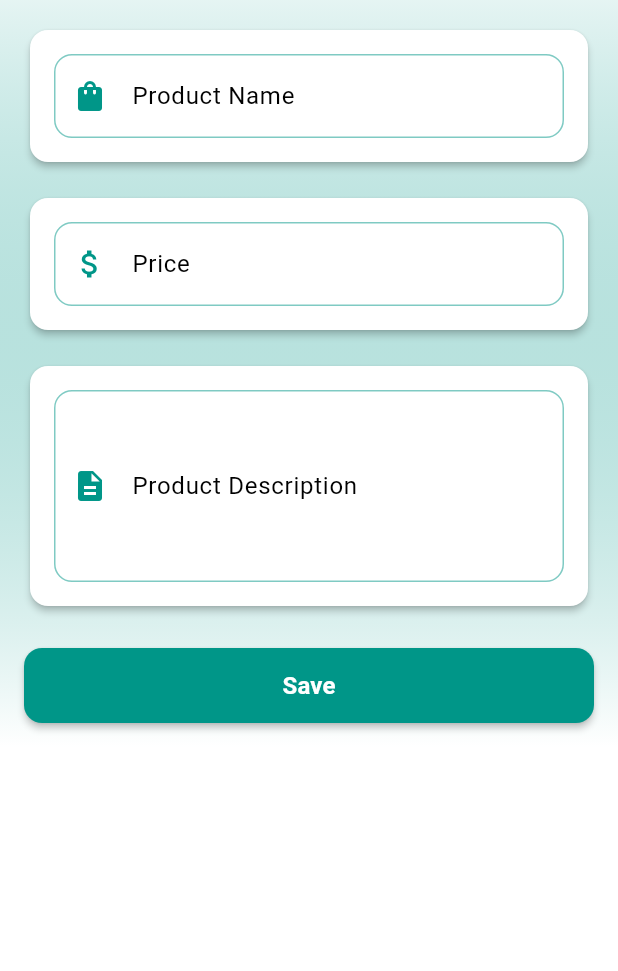
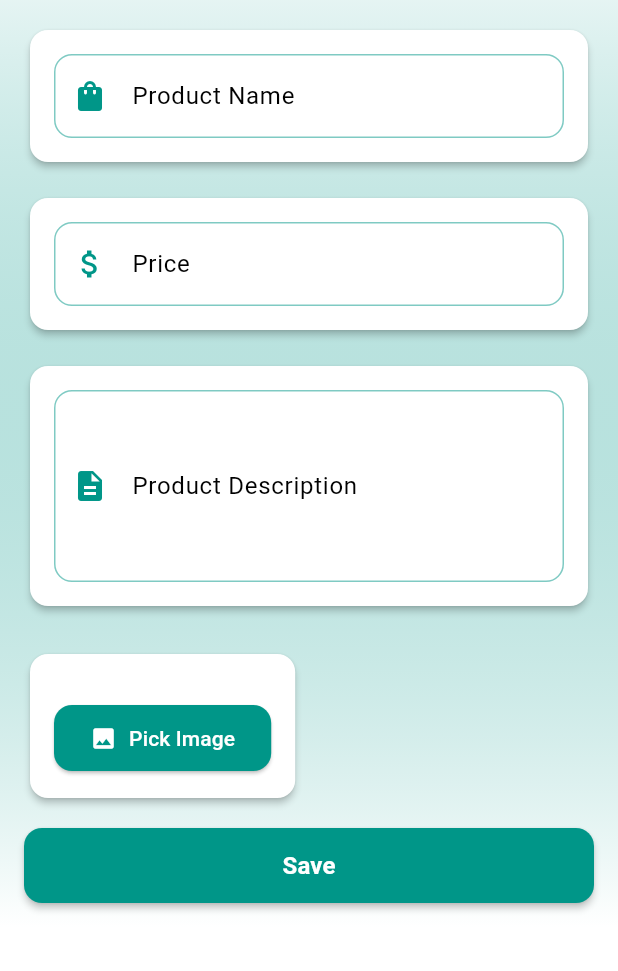
Before and after one commit to arshqiii/SiniBeli-mobile, a Flutter app: the ProductPage screen opened directly, in the side drawer, after a tap on "Tambah Product", on a phone screen of 412 x 824 dp, the part 84-1055 px from its top. Run offline on Flutter 3.47's test engine with Material 3 defaults, Android fonts, the light colour scheme and no system bars; our stand-ins replace image_picker; missing offline and left inert: pbp_django_auth.

Commit message:
added image_picker

```diff
--- a/lib/screens/list_product.dart
+++ b/lib/screens/list_product.dart
@@ -14,11 +14,7 @@ class ProductPage extends StatefulWidget {
 class _ProductState extends State<ProductPage> {
   Future<List<Product>> fetchProduct(CookieRequest request) async {
     final response = await request.get('http://127.0.0.1:8000/json/');
-
-    // Melakukan decode response menjadi bentuk json
     var data = response;
-
-    // Melakukan konversi data json menjadi object Product
     List<Product> listProduct = [];
     for (var d in data) {
       if (d != null) {
@@ -33,7 +29,15 @@ class _ProductState extends State<ProductPage> {
     final request = context.watch<CookieRequest>();
     return Scaffold(
       appBar: AppBar(
-        title: const Text('Product List'),
+        title: const Text(
+          'Product List',
+          style: TextStyle(
+            fontWeight: FontWeight.bold,
+            color: Colors.white,
+          ),
+        ),
+        backgroundColor: const Color.fromARGB(255, 154, 225, 119),
+        elevation: 0,
       ),
       drawer: const LeftDrawer(),
       body: FutureBuilder(
@@ -43,44 +47,97 @@ class _ProductState extends State<ProductPage> {
             return const Center(child: CircularProgressIndicator());
           } else {
             if (!snapshot.hasData) {
-              return const Column(
+              return Center(
+                child: Column(
+                  mainAxisAlignment: MainAxisAlignment.center,
                   children: [
+                    Icon(
+                      Icons.inventory_2_outlined,
+                      size: 50,
+                      color: Colors.grey[500],
+                    ),
+                    const SizedBox(height: 16),
                     Text(
-                    'Belum ada data product di SiniBeli.',
-                    style: TextStyle(fontSize: 20, color: Color(0xff59A5D8)),
+                      'No products available in SiniBeli yet.',
+                      style: TextStyle(
+                        fontSize: 20,
+                        color: Colors.grey[600],
+                        fontWeight: FontWeight.w500,
                       ),
-                  SizedBox(height: 8),
+                    ),
+                    const SizedBox(height: 8),
                   ],
+                ),
               );
             } else {
               return ListView.builder(
+                padding: const EdgeInsets.all(16),
                 itemCount: snapshot.data!.length,
-                itemBuilder: (_, index) => Container(
-                  margin:
-                      const EdgeInsets.symmetric(horizontal: 16, vertical: 12),
-                  padding: const EdgeInsets.all(20.0),
+                itemBuilder: (_, index) => Card(
+                  elevation: 3,
+                  margin: const EdgeInsets.only(bottom: 16),
                   child: Column(
-                    mainAxisAlignment: MainAxisAlignment.start,
                     crossAxisAlignment: CrossAxisAlignment.start,
                     children: [
-                      // Image.network(
-                      //   "http://127.0.0.1:8000/${snapshot.data![index].fields.image}", //!FIX THIS
-                      //   height: 200,
-                      //   width: 200,
-                      //   fit: BoxFit.cover,
-                      // ),
+                      ClipRRect(
+                        borderRadius: const BorderRadius.vertical(
+                          top: Radius.circular(4),
+                        ),
+                        child: Image.network(
+                          "http://127.0.0.1:8000${snapshot.data![index].fields.image}", // Remove the forward slash
+                          height: 200,
+                          width: double.infinity,
+                          fit: BoxFit.cover,
+                          errorBuilder: (context, error, stackTrace) {
+                            return Container(
+                              height: 200,
+                              color: Colors.grey[200],
+                              child: Center(
+                                child: Icon(
+                                  Icons.image_not_supported,
+                                  size: 40,
+                                  color: Colors.grey[400],
+                                ),
+                              ),
+                            );
+                          },
+                        ),
+                      ),
+                      Padding(
+                        padding: const EdgeInsets.all(16),
+                        child: Column(
+                          crossAxisAlignment: CrossAxisAlignment.start,
+                          children: [
                             Text(
                               snapshot.data![index].fields.name,
                               style: const TextStyle(
-                          fontSize: 18.0,
+                                fontSize: 20,
                                 fontWeight: FontWeight.bold,
                               ),
                             ),
-                      const SizedBox(height: 10),
-                      Text("Price: Rp${snapshot.data![index].fields.price}",),
-                      const SizedBox(height: 10),
-                      Text(snapshot.data![index].fields.description),
-                      const SizedBox(height: 10),
+                            const SizedBox(height: 8),
+                            Text(
+                              "Rp${snapshot.data![index].fields.price.toString().replaceAllMapped(
+                                    RegExp(r'(\d{1,3})(?=(\d{3})+(?!\d))'),
+                                    (Match m) => '${m[1]}.',
+                                  )}",
+                              style: TextStyle(
+                                fontSize: 18,
+                                color: Colors.green[700],
+                                fontWeight: FontWeight.w600,
+                              ),
+                            ),
+                            const SizedBox(height: 12),
+                            Text(
+                              snapshot.data![index].fields.description,
+                              style: TextStyle(
+                                fontSize: 16,
+                                color: Colors.grey[600],
+                              ),
+                            ),
+                          ],
+                        ),
+                      ),
                     ],
                   ),
                 ),
--- a/lib/screens/productentry_form.dart
+++ b/lib/screens/productentry_form.dart
@@ -1,6 +1,7 @@
 import 'dart:convert';
-
+import 'dart:io';
 import 'package:flutter/material.dart';
+import 'package:image_picker/image_picker.dart';
 import 'package:pbp_django_auth/pbp_django_auth.dart';
 import 'package:provider/provider.dart';
 import 'package:sinibeli_mobile/screens/menu.dart';
@@ -18,6 +19,17 @@ class _ProductFormPageState extends State<ProductFormPage> {
   String _nama = "";
   int _price = 0;
   String _description = "";
+  File? _image;
+  final _picker = ImagePicker();
+
+  Future<void> _pickImage() async {
+    final XFile? pickedFile = await _picker.pickImage(source: ImageSource.gallery);
+    if (pickedFile != null) {
+      setState(() {
+        _image = File(pickedFile.path);
+      });
+    }
+  }
 
   @override
   Widget build(BuildContext context) {
@@ -242,6 +254,50 @@ class _ProductFormPageState extends State<ProductFormPage> {
                   ),
                 ),
                 const SizedBox(height: 24),
+                //*==========================Input File Image=============================//
+                Card(
+                  elevation: 2,
+                  shape: RoundedRectangleBorder(
+                    borderRadius: BorderRadius.circular(12),
+                  ),
+                  child: Padding(
+                    padding: const EdgeInsets.all(16.0),
+                    child: Column(
+                      children: [
+                        if (_image != null)
+                          Container(
+                            height: 200,
+                            width: double.infinity,
+                            decoration: BoxDecoration(
+                              borderRadius: BorderRadius.circular(12),
+                              image: DecorationImage(
+                                image: FileImage(_image!),
+                                fit: BoxFit.cover,
+                              ),
+                            ),
+                          ),
+                        const SizedBox(height: 16),
+                        ElevatedButton.icon(
+                          style: ElevatedButton.styleFrom(
+                            backgroundColor: Theme.of(context).colorScheme.primary,
+                            shape: RoundedRectangleBorder(
+                              borderRadius: BorderRadius.circular(12),
+                            ),
+                            padding: const EdgeInsets.symmetric(
+                                horizontal: 24, vertical: 12),
+                          ),
+                          onPressed: _pickImage,
+                          icon: const Icon(Icons.image, color: Colors.white),
+                          label: Text(
+                            _image == null ? 'Pick Image' : 'Change Image',
+                            style: const TextStyle(color: Colors.white),
+                          ),
+                        ),
+                      ],
+                    ),
+                  ),
+                ),
+                const SizedBox(height: 16),
                 //*==========================Save Produk=============================//
                 Align(
                   alignment: Alignment.center,
@@ -258,6 +314,18 @@ class _ProductFormPageState extends State<ProductFormPage> {
                       ),
                       onPressed: () async {
                         if (_formKey.currentState!.validate()) {
+                          if (_image == null) {
+                            ScaffoldMessenger.of(context).showSnackBar(
+                              const SnackBar(
+                                content: Text("Please select an image!"),
+                              ),
+                            );
+                            return;
+                          }
+
+                          final imageBytes = await _image!.readAsBytes();
+                          final base64Image = base64Encode(imageBytes);
+
                           // Kirim ke Django dan tunggu respons
                           final response = await request.postJson(
                             "http://127.0.0.1:8000/create-flutter/",
@@ -265,6 +333,7 @@ class _ProductFormPageState extends State<ProductFormPage> {
                               'name': _nama,
                               'price': _price.toString(),
                               'description': _description,
+                              'image': base64Image,
                             }),
                           );
                           if (context.mounted) {
--- a/pubspec.yaml
+++ b/pubspec.yaml
@@ -38,6 +38,7 @@ dependencies:
   provider: ^6.1.2
   pbp_django_auth: ^0.4.0
   http: ^1.2.2
+  image_picker: ^1.1.2
 
 dev_dependencies:
   flutter_test:
```
Also changed, not shown: pubspec.lock, 6 other files. Lines whose indentation alone changed are shown as unchanged.
